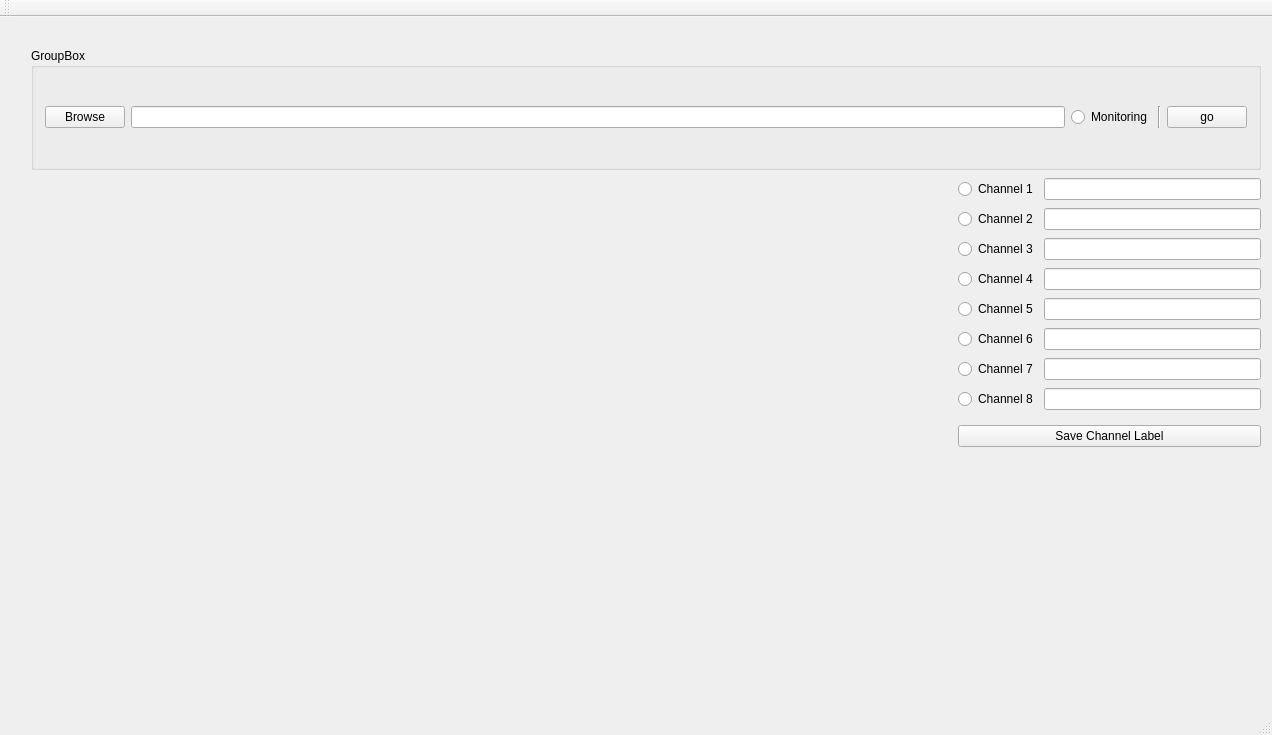
Before: the Qt Designer form XCon_Imperial_Baking_GUI/xcon_imperial_baking.ui in iontrapimperial2/XCon_Imperial_Baking, drawn with Qt 5.
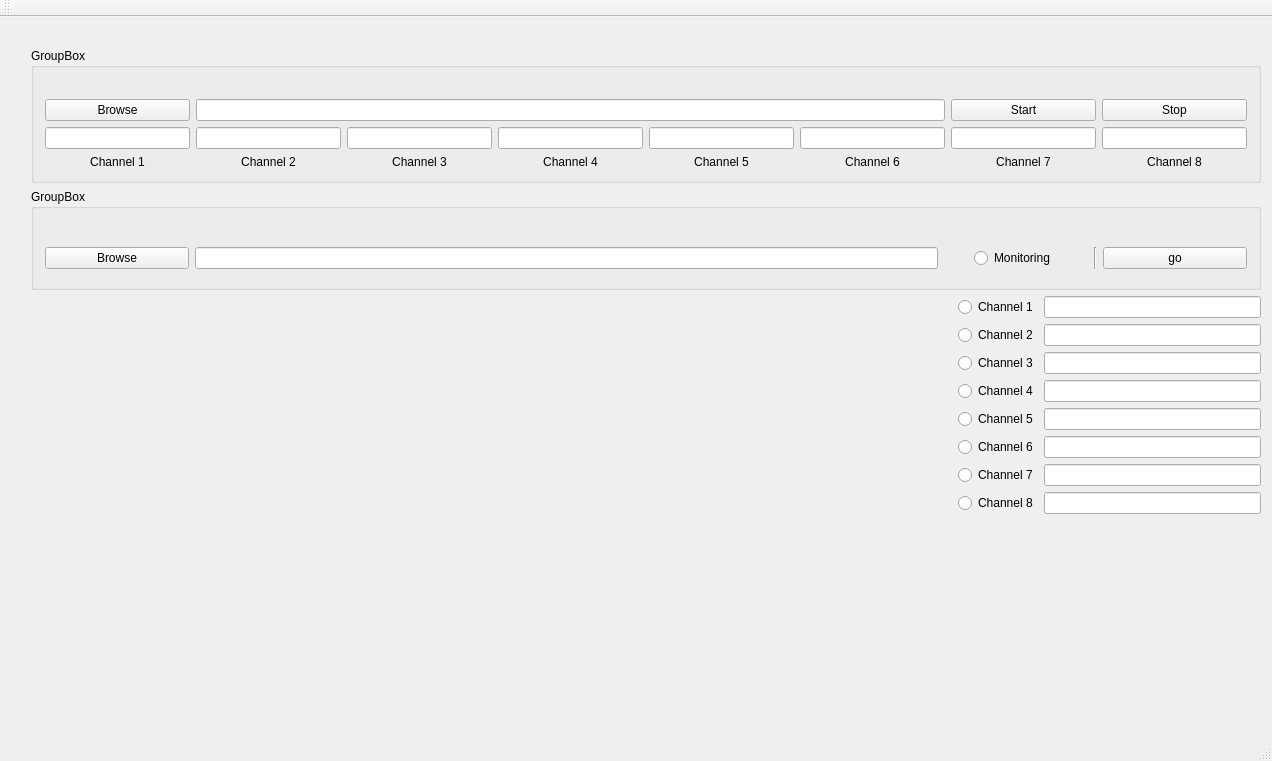
After: the same form once the commit is applied.

```diff
--- a/XCon_Imperial_Baking_GUI/xcon_imperial_baking.ui
+++ b/XCon_Imperial_Baking_GUI/xcon_imperial_baking.ui
@@ -7,7 +7,7 @@
     <x>0</x>
     <y>0</y>
     <width>1272</width>
-    <height>735</height>
+    <height>761</height>
    </rect>
   </property>
   <property name="windowTitle">
@@ -17,62 +17,7 @@
    <layout class="QVBoxLayout" name="verticalLayout">
     <item>
      <layout class="QGridLayout" name="gridLayout">
-      <item row="2" column="1" rowspan="2" colspan="3">
-       <layout class="QVBoxLayout" name="verticalLayout_temp"/>
-      </item>
-      <item row="2" column="0">
-       <spacer name="verticalSpacer_4">
-        <property name="orientation">
-         <enum>Qt::Vertical</enum>
-        </property>
-        <property name="sizeHint" stdset="0">
-         <size>
-          <width>20</width>
-          <height>40</height>
-         </size>
-        </property>
-       </spacer>
-      </item>
-      <item row="7" column="0">
-       <spacer name="verticalSpacer_5">
-        <property name="orientation">
-         <enum>Qt::Vertical</enum>
-        </property>
-        <property name="sizeHint" stdset="0">
-         <size>
-          <width>20</width>
-          <height>40</height>
-         </size>
-        </property>
-       </spacer>
-      </item>
-      <item row="0" column="1">
-       <spacer name="horizontalSpacer_2">
-        <property name="orientation">
-         <enum>Qt::Horizontal</enum>
-        </property>
-        <property name="sizeHint" stdset="0">
-         <size>
-          <width>40</width>
-          <height>20</height>
-         </size>
-        </property>
-       </spacer>
-      </item>
-      <item row="0" column="2">
-       <spacer name="horizontalSpacer_3">
-        <property name="orientation">
-         <enum>Qt::Horizontal</enum>
-        </property>
-        <property name="sizeHint" stdset="0">
-         <size>
-          <width>40</width>
-          <height>20</height>
-         </size>
-        </property>
-       </spacer>
-      </item>
-      <item row="1" column="1" colspan="4">
+      <item row="2" column="1" colspan="4">
        <widget class="QGroupBox" name="groupBox">
         <property name="title">
          <string>GroupBox</string>
@@ -81,43 +26,173 @@
          <item>
           <layout class="QGridLayout" name="gridLayout_2">
            <item row="0" column="2">
-            <widget class="QRadioButton" name="radioButton_monitoring">
-             <property name="text">
-              <string>Monitoring</string>
+            <spacer name="horizontalSpacer_14">
+             <property name="orientation">
+              <enum>Qt::Horizontal</enum>
              </property>
-            </widget>
+             <property name="sizeHint" stdset="0">
+              <size>
+               <width>40</width>
+               <height>20</height>
+              </size>
+             </property>
+            </spacer>
            </item>
-           <item row="0" column="4">
+           <item row="0" column="1">
+            <spacer name="horizontalSpacer_18">
+             <property name="orientation">
+              <enum>Qt::Horizontal</enum>
+             </property>
+             <property name="sizeHint" stdset="0">
+              <size>
+               <width>40</width>
+               <height>20</height>
+              </size>
+             </property>
+            </spacer>
+           </item>
+           <item row="1" column="8">
             <widget class="QPushButton" name="pushButton_import">
              <property name="text">
               <string>go</string>
              </property>
             </widget>
            </item>
-           <item row="0" column="1">
-            <widget class="QLineEdit" name="lineEdit_data"/>
-           </item>
-           <item row="0" column="0">
-            <widget class="QPushButton" name="pushButton_browse">
-             <property name="text">
-              <string>Browse</string>
-             </property>
-            </widget>
-           </item>
-           <item row="0" column="3">
+           <item row="1" column="7">
             <widget class="Line" name="line">
              <property name="orientation">
               <enum>Qt::Vertical</enum>
              </property>
             </widget>
            </item>
+           <item row="0" column="6">
+            <spacer name="horizontalSpacer_16">
+             <property name="orientation">
+              <enum>Qt::Horizontal</enum>
+             </property>
+             <property name="sizeHint" stdset="0">
+              <size>
+               <width>40</width>
+               <height>20</height>
+              </size>
+             </property>
+            </spacer>
+           </item>
+           <item row="0" column="5">
+            <spacer name="horizontalSpacer_15">
+             <property name="orientation">
+              <enum>Qt::Horizontal</enum>
+             </property>
+             <property name="sizeHint" stdset="0">
+              <size>
+               <width>40</width>
+               <height>20</height>
+              </size>
+             </property>
+            </spacer>
+           </item>
+           <item row="1" column="1" colspan="5">
+            <widget class="QLineEdit" name="lineEdit_data"/>
+           </item>
+           <item row="0" column="8">
+            <spacer name="horizontalSpacer_17">
+             <property name="orientation">
+              <enum>Qt::Horizontal</enum>
+             </property>
+             <property name="sizeHint" stdset="0">
+              <size>
+               <width>40</width>
+               <height>20</height>
+              </size>
+             </property>
+            </spacer>
+           </item>
+           <item row="0" column="4">
+            <spacer name="horizontalSpacer_19">
+             <property name="orientation">
+              <enum>Qt::Horizontal</enum>
+             </property>
+             <property name="sizeHint" stdset="0">
+              <size>
+               <width>40</width>
+               <height>20</height>
+              </size>
+             </property>
+            </spacer>
+           </item>
+           <item row="0" column="3">
+            <spacer name="horizontalSpacer_20">
+             <property name="orientation">
+              <enum>Qt::Horizontal</enum>
+             </property>
+             <property name="sizeHint" stdset="0">
+              <size>
+               <width>40</width>
+               <height>20</height>
+              </size>
+             </property>
+            </spacer>
+           </item>
+           <item row="1" column="0">
+            <widget class="QPushButton" name="pushButton_browse">
+             <property name="text">
+              <string>Browse</string>
+             </property>
+            </widget>
+           </item>
+           <item row="0" column="0">
+            <spacer name="horizontalSpacer_13">
+             <property name="orientation">
+              <enum>Qt::Horizontal</enum>
+             </property>
+             <property name="sizeHint" stdset="0">
+              <size>
+               <width>40</width>
+               <height>20</height>
+              </size>
+             </property>
+            </spacer>
+           </item>
+           <item row="1" column="6">
+            <layout class="QGridLayout" name="gridLayout_5">
+             <item row="0" column="1">
+              <widget class="QRadioButton" name="radioButton_monitoring">
+               <property name="layoutDirection">
+                <enum>Qt::LeftToRight</enum>
+               </property>
+               <property name="autoFillBackground">
+                <bool>false</bool>
+               </property>
+               <property name="text">
+                <string>Monitoring</string>
+               </property>
+              </widget>
+             </item>
+             <item row="0" column="0">
+              <spacer name="horizontalSpacer_21">
+               <property name="orientation">
+                <enum>Qt::Horizontal</enum>
+               </property>
+               <property name="sizeType">
+                <enum>QSizePolicy::Fixed</enum>
+               </property>
+               <property name="sizeHint" stdset="0">
+                <size>
+                 <width>30</width>
+                 <height>20</height>
+                </size>
+               </property>
+              </spacer>
+             </item>
+            </layout>
+           </item>
           </layout>
          </item>
         </layout>
        </widget>
       </item>
-      <item row="8" column="0">
-       <spacer name="verticalSpacer_3">
+      <item row="2" column="0">
+       <spacer name="verticalSpacer_7">
         <property name="orientation">
          <enum>Qt::Vertical</enum>
         </property>
@@ -158,33 +233,7 @@
       <item row="7" column="1" rowspan="2" colspan="3">
        <layout class="QVBoxLayout" name="verticalLayout_pressure"/>
       </item>
-      <item row="1" column="0">
-       <spacer name="verticalSpacer_7">
-        <property name="orientation">
-         <enum>Qt::Vertical</enum>
-        </property>
-        <property name="sizeHint" stdset="0">
-         <size>
-          <width>20</width>
-          <height>40</height>
-         </size>
-        </property>
-       </spacer>
-      </item>
-      <item row="3" column="0">
-       <spacer name="verticalSpacer">
-        <property name="orientation">
-         <enum>Qt::Vertical</enum>
-        </property>
-        <property name="sizeHint" stdset="0">
-         <size>
-          <width>20</width>
-          <height>40</height>
-         </size>
-        </property>
-       </spacer>
-      </item>
-      <item row="2" column="4" rowspan="2">
+      <item row="3" column="4" rowspan="2">
        <layout class="QGridLayout" name="gridLayout_4">
         <item row="13" column="0">
          <widget class="QRadioButton" name="radioButton_ch_8">
@@ -292,13 +341,371 @@
         </item>
        </layout>
       </item>
-      <item row="4" column="4">
-       <widget class="QPushButton" name="pushButton_save_ch_input">
-        <property name="text">
-         <string>Save Channel Label</string>
+      <item row="8" column="0">
+       <spacer name="verticalSpacer_3">
+        <property name="orientation">
+         <enum>Qt::Vertical</enum>
         </property>
+        <property name="sizeHint" stdset="0">
+         <size>
+          <width>20</width>
+          <height>40</height>
+         </size>
+        </property>
+       </spacer>
+      </item>
+      <item row="0" column="4">
+       <spacer name="horizontalSpacer">
+        <property name="orientation">
+         <enum>Qt::Horizontal</enum>
+        </property>
+        <property name="sizeHint" stdset="0">
+         <size>
+          <width>40</width>
+          <height>20</height>
+         </size>
+        </property>
+       </spacer>
+      </item>
+      <item row="3" column="0">
+       <spacer name="verticalSpacer_4">
+        <property name="orientation">
+         <enum>Qt::Vertical</enum>
+        </property>
+        <property name="sizeHint" stdset="0">
+         <size>
+          <width>20</width>
+          <height>40</height>
+         </size>
+        </property>
+       </spacer>
+      </item>
+      <item row="4" column="0">
+       <spacer name="verticalSpacer">
+        <property name="orientation">
+         <enum>Qt::Vertical</enum>
+        </property>
+        <property name="sizeHint" stdset="0">
+         <size>
+          <width>20</width>
+          <height>40</height>
+         </size>
+        </property>
+       </spacer>
+      </item>
+      <item row="0" column="2">
+       <spacer name="horizontalSpacer_3">
+        <property name="orientation">
+         <enum>Qt::Horizontal</enum>
+        </property>
+        <property name="sizeHint" stdset="0">
+         <size>
+          <width>40</width>
+          <height>20</height>
+         </size>
+        </property>
+       </spacer>
+      </item>
+      <item row="3" column="1" rowspan="2" colspan="3">
+       <layout class="QVBoxLayout" name="verticalLayout_temp"/>
+      </item>
+      <item row="0" column="1">
+       <spacer name="horizontalSpacer_2">
+        <property name="orientation">
+         <enum>Qt::Horizontal</enum>
+        </property>
+        <property name="sizeHint" stdset="0">
+         <size>
+          <width>40</width>
+          <height>20</height>
+         </size>
+        </property>
+       </spacer>
+      </item>
+      <item row="0" column="3">
+       <spacer name="horizontalSpacer_4">
+        <property name="orientation">
+         <enum>Qt::Horizontal</enum>
+        </property>
+        <property name="sizeHint" stdset="0">
+         <size>
+          <width>40</width>
+          <height>20</height>
+         </size>
+        </property>
+       </spacer>
+      </item>
+      <item row="1" column="1" colspan="4">
+       <widget class="QGroupBox" name="groupBox_2">
+        <property name="title">
+         <string>GroupBox</string>
+        </property>
+        <layout class="QVBoxLayout" name="verticalLayout_3">
+         <item>
+          <layout class="QGridLayout" name="gridLayout_3">
+           <item row="0" column="4">
+            <spacer name="horizontalSpacer_7">
+             <property name="orientation">
+              <enum>Qt::Horizontal</enum>
+             </property>
+             <property name="sizeHint" stdset="0">
+              <size>
+               <width>40</width>
+               <height>20</height>
+              </size>
+             </property>
+            </spacer>
+           </item>
+           <item row="0" column="7">
+            <spacer name="horizontalSpacer_9">
+             <property name="orientation">
+              <enum>Qt::Horizontal</enum>
+             </property>
+             <property name="sizeHint" stdset="0">
+              <size>
+               <width>40</width>
+               <height>20</height>
+              </size>
+             </property>
+            </spacer>
+           </item>
+           <item row="0" column="1">
+            <spacer name="horizontalSpacer_10">
+             <property name="orientation">
+              <enum>Qt::Horizontal</enum>
+             </property>
+             <property name="sizeHint" stdset="0">
+              <size>
+               <width>40</width>
+               <height>20</height>
+              </size>
+             </property>
+            </spacer>
+           </item>
+           <item row="1" column="6">
+            <widget class="QPushButton" name="pushButton_Start">
+             <property name="text">
+              <string>Start</string>
+             </property>
+            </widget>
+           </item>
+           <item row="1" column="7">
+            <widget class="QPushButton" name="pushButton_Stop">
+             <property name="text">
+              <string>Stop</string>
+             </property>
+            </widget>
+           </item>
+           <item row="0" column="3">
+            <spacer name="horizontalSpacer_11">
+             <property name="orientation">
+              <enum>Qt::Horizontal</enum>
+             </property>
+             <property name="sizeHint" stdset="0">
+              <size>
+               <width>40</width>
+               <height>20</height>
+              </size>
+             </property>
+            </spacer>
+           </item>
+           <item row="0" column="0">
+            <spacer name="horizontalSpacer_5">
+             <property name="orientation">
+              <enum>Qt::Horizontal</enum>
+             </property>
+             <property name="sizeHint" stdset="0">
+              <size>
+               <width>40</width>
+               <height>20</height>
+              </size>
+             </property>
+            </spacer>
+           </item>
+           <item row="1" column="0">
+            <widget class="QPushButton" name="pushButton_Browse1">
+             <property name="text">
+              <string>Browse</string>
+             </property>
+            </widget>
+           </item>
+           <item row="0" column="2">
+            <spacer name="horizontalSpacer_6">
+             <property name="orientation">
+              <enum>Qt::Horizontal</enum>
+             </property>
+             <property name="sizeHint" stdset="0">
+              <size>
+               <width>40</width>
+               <height>20</height>
+              </size>
+             </property>
+            </spacer>
+           </item>
+           <item row="0" column="6">
+            <spacer name="horizontalSpacer_8">
+             <property name="orientation">
+              <enum>Qt::Horizontal</enum>
+             </property>
+             <property name="sizeHint" stdset="0">
+              <size>
+               <width>40</width>
+               <height>20</height>
+              </size>
+             </property>
+            </spacer>
+           </item>
+           <item row="0" column="5">
+            <spacer name="horizontalSpacer_12">
+             <property name="orientation">
+              <enum>Qt::Horizontal</enum>
+             </property>
+             <property name="sizeHint" stdset="0">
+              <size>
+               <width>40</width>
+               <height>20</height>
+              </size>
+             </property>
+            </spacer>
+           </item>
+           <item row="1" column="1" colspan="5">
+            <widget class="QLineEdit" name="lineEdit_savefile"/>
+           </item>
+           <item row="2" column="0">
+            <widget class="QLineEdit" name="lineEdit_ch1in"/>
+           </item>
+           <item row="2" column="1">
+            <widget class="QLineEdit" name="lineEdit_ch2in"/>
+           </item>
+           <item row="2" column="2">
+            <widget class="QLineEdit" name="lineEdit_ch3in"/>
+           </item>
+           <item row="2" column="3">
+            <widget class="QLineEdit" name="lineEdit_ch4in"/>
+           </item>
+           <item row="2" column="4">
+            <widget class="QLineEdit" name="lineEdit_ch5in"/>
+           </item>
+           <item row="2" column="5">
+            <widget class="QLineEdit" name="lineEdit_ch6in"/>
+           </item>
+           <item row="2" column="6">
+            <widget class="QLineEdit" name="lineEdit_ch7in"/>
+           </item>
+           <item row="2" column="7">
+            <widget class="QLineEdit" name="lineEdit_ch8in"/>
+           </item>
+           <item row="3" column="0">
+            <widget class="QLabel" name="label_ch1">
+             <property name="text">
+              <string>Channel 1</string>
+             </property>
+             <property name="alignment">
+              <set>Qt::AlignCenter</set>
+             </property>
+            </widget>
+           </item>
+           <item row="3" column="1">
+            <widget class="QLabel" name="label_ch2">
+             <property name="text">
+              <string>Channel 2</string>
+             </property>
+             <property name="alignment">
+              <set>Qt::AlignCenter</set>
+             </property>
+            </widget>
+           </item>
+           <item row="3" column="2">
+            <widget class="QLabel" name="label_ch3">
+             <property name="text">
+              <string>Channel 3</string>
+             </property>
+             <property name="alignment">
+              <set>Qt::AlignCenter</set>
+             </property>
+            </widget>
+           </item>
+           <item row="3" column="3">
+            <widget class="QLabel" name="label_ch4">
+             <property name="text">
+              <string>Channel 4</string>
+             </property>
+             <property name="alignment">
+              <set>Qt::AlignCenter</set>
+             </property>
+            </widget>
+           </item>
+           <item row="3" column="4">
+            <widget class="QLabel" name="label_ch5">
+             <property name="text">
+              <string>Channel 5</string>
+             </property>
+             <property name="alignment">
+              <set>Qt::AlignCenter</set>
+             </property>
+            </widget>
+           </item>
+           <item row="3" column="5">
+            <widget class="QLabel" name="label_ch6">
+             <property name="text">
+              <string>Channel 6</string>
+             </property>
+             <property name="alignment">
+              <set>Qt::AlignCenter</set>
+             </property>
+            </widget>
+           </item>
+           <item row="3" column="6">
+            <widget class="QLabel" name="label_ch7">
+             <property name="text">
+              <string>Channel 7</string>
+             </property>
+             <property name="alignment">
+              <set>Qt::AlignCenter</set>
+             </property>
+            </widget>
+           </item>
+           <item row="3" column="7">
+            <widget class="QLabel" name="label_ch8">
+             <property name="text">
+              <string>Channel 8</string>
+             </property>
+             <property name="alignment">
+              <set>Qt::AlignCenter</set>
+             </property>
+            </widget>
+           </item>
+          </layout>
+         </item>
+        </layout>
        </widget>
       </item>
+      <item row="1" column="0">
+       <spacer name="verticalSpacer_2">
+        <property name="orientation">
+         <enum>Qt::Vertical</enum>
+        </property>
+        <property name="sizeHint" stdset="0">
+         <size>
+          <width>20</width>
+          <height>40</height>
+         </size>
+        </property>
+       </spacer>
+      </item>
+      <item row="7" column="0">
+       <spacer name="verticalSpacer_5">
+        <property name="orientation">
+         <enum>Qt::Vertical</enum>
+        </property>
+        <property name="sizeHint" stdset="0">
+         <size>
+          <width>20</width>
+          <height>40</height>
+         </size>
+        </property>
+       </spacer>
+      </item>
      </layout>
     </item>
    </layout>
```
Left out of the diff: 84 changed lines with no effect on the pictures.
